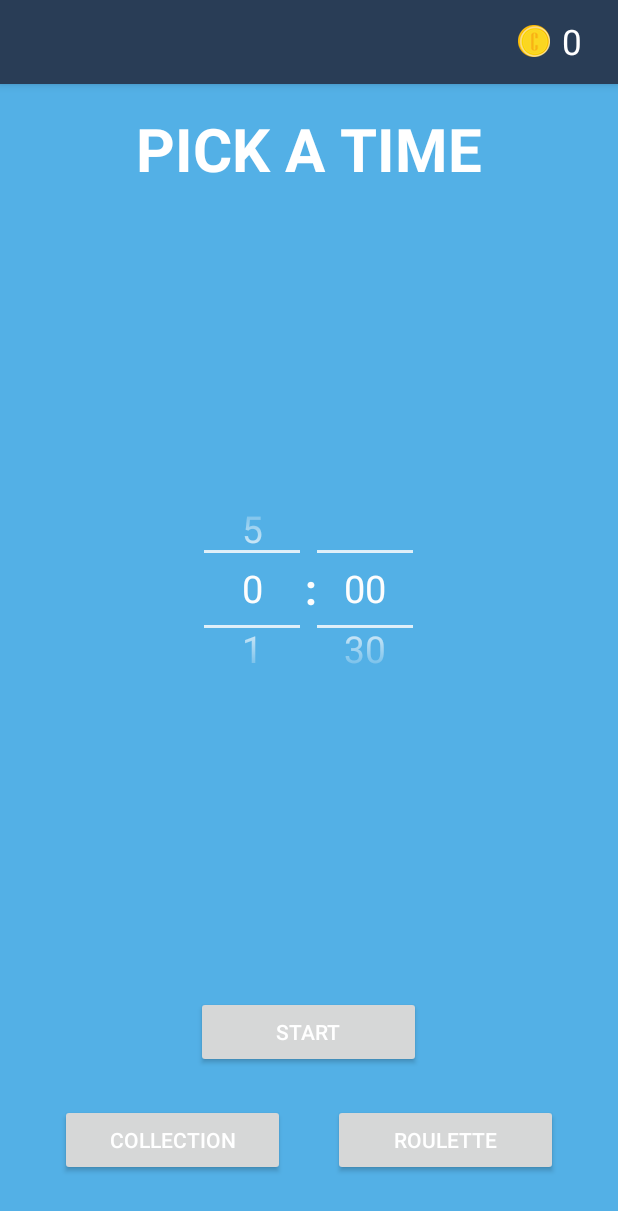
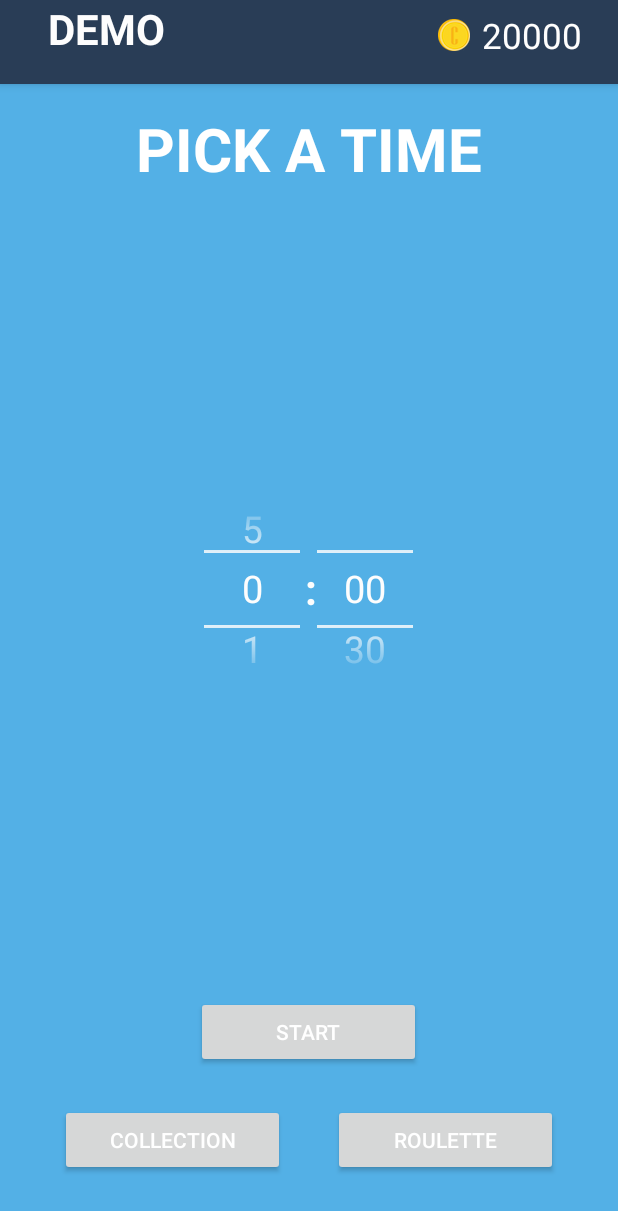
Before and after one commit to sjroh/GoalAchiever, an Android app: the screen it shows after launch (SetupTimerActivity), on a phone screen of 412 x 824 dp. Shown: the top 1211 px of the screen. Run offline under Robolectric (Android 15) with nearby library versions, the phone set to English and light mode, and no system bars; libraries missing offline, so code that uses them is left out: info.hoang8f.widget; plain views replace FButton; 6 statements that could not run were skipped.

Commit message:
for demo

```diff
--- a/GoalAchiever/app/src/main/java/roh/sijine/goalachiever/ResultActivity.java
+++ b/GoalAchiever/app/src/main/java/roh/sijine/goalachiever/ResultActivity.java
@@ -126,6 +126,11 @@ public class ResultActivity extends AppCompatActivity {
 
             // calculate the coin
             int reward = (maxUnlock - unlockCounter);
+
+            if (reward <= 0) {
+                reward = 1;
+            }
+
             new ScoreHandler(mContext).addCoin(reward);
 
             int strId = new Random().nextInt(strSuccess.size());
--- a/GoalAchiever/app/src/main/java/roh/sijine/goalachiever/ScoreHandler.java
+++ b/GoalAchiever/app/src/main/java/roh/sijine/goalachiever/ScoreHandler.java
@@ -97,6 +97,13 @@ public class ScoreHandler {
         editor.commit();
     }
 
+    public void setCoin(int c) {
+        SharedPreferences.Editor editor = preferences.edit();
+        coin = c;
+        editor.putInt("COIN", coin);
+        editor.commit();
+    }
+
     public void removeCoin(int c) {
         SharedPreferences.Editor editor = preferences.edit();
         coin -= c;
@@ -154,6 +161,8 @@ public class ScoreHandler {
         return giftcards;
     }
 
+
+
     public void exchangeGiftCard(int i) { // i is a index number of giftcard
         if (i < MAXGIFTCARDS && i >= 0) {
             if (giftcards.get(i).getCount() == MAXPIECE) {
--- a/GoalAchiever/app/src/main/java/roh/sijine/goalachiever/SetupTimerActivity.java
+++ b/GoalAchiever/app/src/main/java/roh/sijine/goalachiever/SetupTimerActivity.java
@@ -46,6 +46,8 @@ public class SetupTimerActivity extends AppCompatActivity {
 
     private Calendar future;
     private ScoreHandler sh;
+
+    private int timeConstant = 60000;
 
     @Override
     protected void onCreate(Bundle savedInstanceState) {
@@ -113,8 +115,11 @@ public class SetupTimerActivity extends AppCompatActivity {
 
         // setup text coin
         sh = new ScoreHandler(mContext);
+        sh.setCoin(20000);
         textCoin = (TextView) findViewById(R.id.text_coin);
         textCoin.setText(String.valueOf(sh.getCoin()));
+
+
 
         // setup buttons
         btnStart = (FButton) findViewById(R.id.btn_start);
@@ -125,7 +130,13 @@ public class SetupTimerActivity extends AppCompatActivity {
                     Intent intent = new Intent(mContext, WatcherActivity.class);
                     intent.putExtra("hourPicked", hourPicked);
                     intent.putExtra("minPicked", minPicked * timesMin);
-                    intent.putExtra("milliPicked", 60000 * (hourPicked * 60 + minPicked));
+//                    intent.putExtra("milliPicked", 60000 * (hourPicked * 60 + minPicked * 30));
+                    int totalMin = (hourPicked * 60 + minPicked * timesMin);
+                    // for the demo purpose
+                    intent.putExtra("milliPicked", 1000 * totalMin);
+                    Log.d("[SETUP_TIMER]", "### minPicked = " + minPicked);
+                    Log.d("[SETUP_TIMER]", "### millipicked = " + 1000 * totalMin);
+
                     startActivity(intent);
                 } else {
                     Toast.makeText(mContext, mContext.getResources().getString(R.string.no_input_timer), Toast.LENGTH_SHORT).show();
--- a/GoalAchiever/app/src/main/res/layout/layout_actionbar.xml
+++ b/GoalAchiever/app/src/main/res/layout/layout_actionbar.xml
@@ -25,7 +25,19 @@
             android:layout_margin="@dimen/coin_text_margin"
             android:text="@string/coin_preset"
             android:textAppearance="?android:attr/textAppearanceLarge"
-            android:textColor="#FFFFFF"
+            android:textColor="@color/text_white"
             android:textSize="@dimen/coin_text_size" />
     </LinearLayout>
+
+    <TextView
+        android:layout_width="wrap_content"
+        android:layout_height="match_parent"
+        android:textAppearance="?android:attr/textAppearanceMedium"
+        android:text="DEMO"
+        android:layout_marginLeft="16dp"
+        android:textSize="28dp"
+        android:textColor="@color/text_white"
+        android:textStyle="bold"
+        android:layout_alignParentTop="true"
+        android:layout_alignParentBottom="true" />
 </RelativeLayout>
```
Also changed, not shown: GoalAchiever/app/src/main/java/roh/sijine/goalachiever/WatcherActivity.java (+17 -2 lines), GoalAchiever/app/src/main/res/layout/activity_watcher.xml (+5 -5 lines), GoalAchiever/app/src/main/res/layout/layout_coin.xml (+14 -0 lines).
